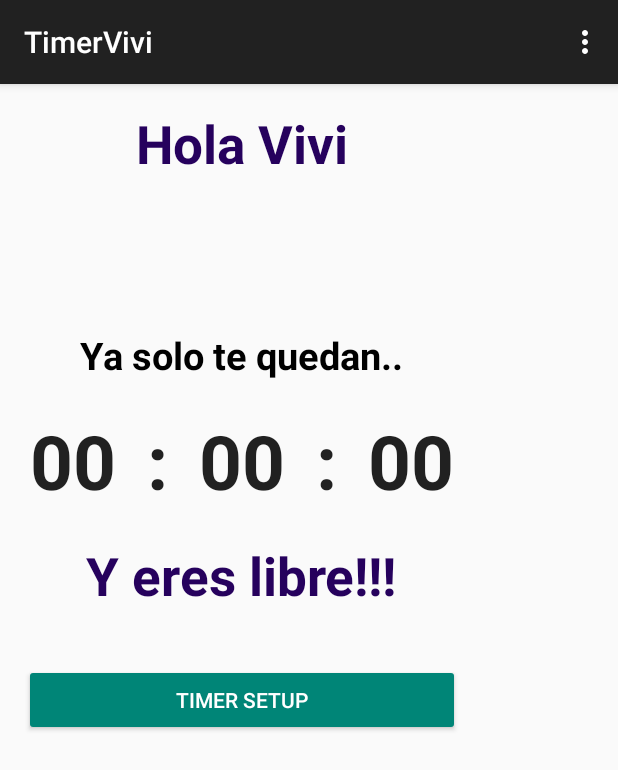
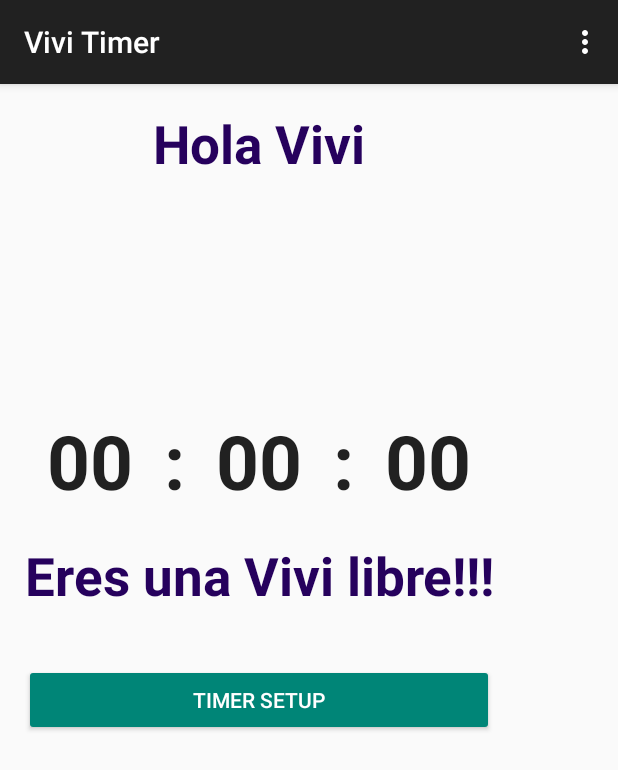
Before and after one commit to avalosrios/Timer, an Android app: the screen it shows after launch (MainActivity), on a phone screen of 412 x 824 dp. Shown: the top 770 px of the screen. Run offline under Robolectric (Android 15) with nearby library versions, the phone set to English and light mode, and no system bars.

Commit message:
Make some text invisible when settings are not being set
Save settings on back
Changed text strings

```diff
--- a/app/src/main/java/com/vivi/timer/timervivi/MainActivity.java
+++ b/app/src/main/java/com/vivi/timer/timervivi/MainActivity.java
@@ -15,7 +15,7 @@ import java.util.GregorianCalendar;
 public class MainActivity extends ActionBarActivity {
 
     private CountDownTimer countdowntimer;
-    private TextView hrsTxt, minTxt, secTxt;
+    private TextView hrsTxt, minTxt, secTxt, runningTxt, stopTxt;
     private long milisecondsFuture;
     private Button timerSetupButton;
     private boolean setup_done;
@@ -23,12 +23,9 @@ public class MainActivity extends ActionBarActivity {
     @Override
     protected void onCreate(Bundle savedInstanceState) {
 
-        //Set view objects
-
         Intent intent = getIntent();
         int date [] = intent.getIntArrayExtra("date"); //yyyy/mm/dd
         int time [] = intent.getIntArrayExtra("time"); //hr/min
-
 
         if(date != null && time != null){
             // set the time out in seconds
@@ -39,19 +36,25 @@ public class MainActivity extends ActionBarActivity {
             setup_done = true;
         }else{
             milisecondsFuture = 0;
-            //make button visible again
         }
 
         super.onCreate(savedInstanceState);
         setContentView(R.layout.activity_main);
 
+        //initialize all text views
         hrsTxt = (TextView) findViewById(R.id.hoursText);
         minTxt = (TextView) findViewById(R.id.minutesText);
         secTxt = (TextView) findViewById(R.id.secondsText);
 
+        runningTxt = (TextView) findViewById(R.id.runningText);
+        stopTxt = (TextView) findViewById(R.id.stopText);
+
         this.timerSetupButton = (Button) findViewById(R.id.timerSetupButton);
-        if(setup_done)
+        if(setup_done){
             timerSetupButton.setVisibility(View.INVISIBLE);
+            runningTxt.setVisibility(View.VISIBLE);
+            stopTxt.setVisibility(View.INVISIBLE);
+        }
         this.setCountDown();
         countdowntimer.start();
     }
@@ -125,7 +128,8 @@ public class MainActivity extends ActionBarActivity {
                 drawCountDown(0);
                 setup_done = false;
                 timerSetupButton.setVisibility(View.VISIBLE);
-                //System.out.println("======== Finished!!!! =========");
+                runningTxt.setVisibility(View.INVISIBLE);
+                stopTxt.setVisibility(View.VISIBLE);
             }
         };
     }
--- a/app/src/main/res/layout/activity_main.xml
+++ b/app/src/main/res/layout/activity_main.xml
@@ -41,7 +41,7 @@
             android:text="@string/legend"
             android:layout_width="wrap_content"
             android:layout_height="wrap_content"
-            android:id="@+id/textView2"
+            android:id="@+id/runningText"
             android:layout_alignParentTop="true"
             android:layout_centerHorizontal="true"
             android:layout_gravity="center_horizontal"
@@ -51,6 +51,7 @@
             android:typeface="normal"
             android:textStyle="bold"
             android:gravity="center|center_vertical|center_horizontal"
+            android:visibility="invisible"
             android:layout_column="0" />
     </TableRow>
 
@@ -137,7 +138,7 @@
             android:text="@string/footer_legend"
             android:layout_width="wrap_content"
             android:layout_height="wrap_content"
-            android:id="@+id/textView3"
+            android:id="@+id/stopText"
             android:layout_alignParentTop="true"
             android:layout_centerHorizontal="true"
             android:layout_gravity="center_horizontal"
--- a/app/src/main/res/values/strings.xml
+++ b/app/src/main/res/values/strings.xml
@@ -1,9 +1,9 @@
 <resources>
-    <string name="app_name">TimerVivi</string>
+    <string name="app_name">Vivi Timer</string>
 
     <string name="hello_world">Hola Vivi</string>
     <string name="legend">Ya solo te quedan..</string>
-    <string name="footer_legend">Y eres libre!!!</string>
+    <string name="footer_legend">Eres una Vivi libre!!!</string>
     <string name="settings">Settings</string>
     <string name="action_settings">Settings</string>
     <string name="title_activity_settings">Timer Settings</string>
```
Also changed, not shown: app/src/main/java/com/vivi/timer/timervivi/SettingsActivity.java (+8 -0 lines).
